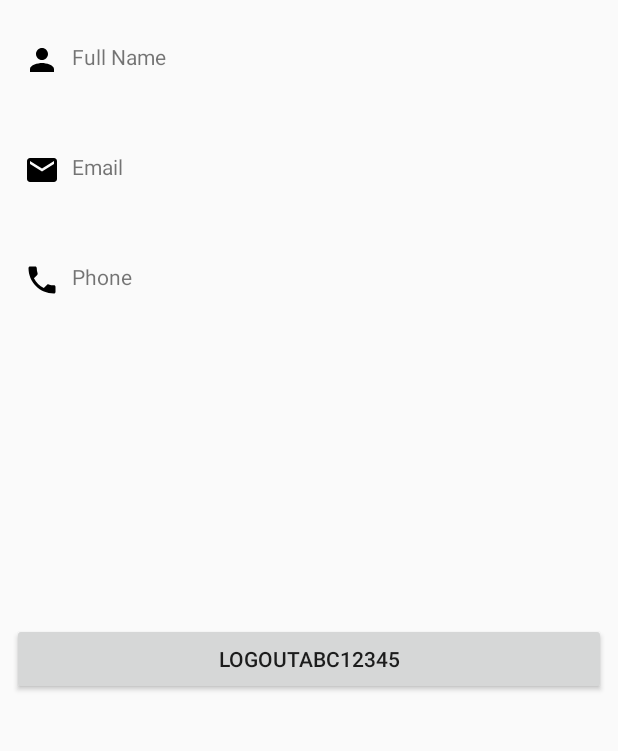
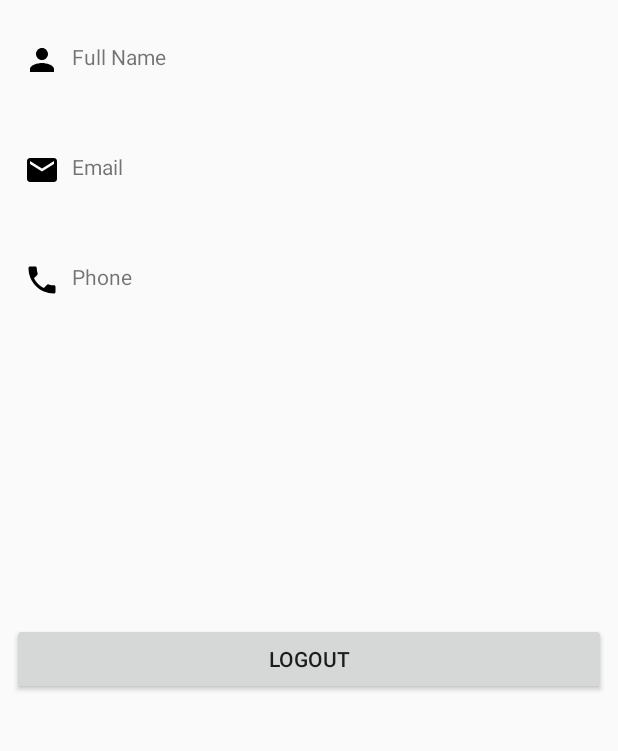
Before and after one commit to sachinghugare/smart-education, an Android app: the screen it shows after launch once a user with an empty profile is signed in (MainActivity), on a phone screen of 412 x 824 dp, the part 367-1118 px from its top. Run offline under Robolectric (Android 15) with nearby library versions, the phone set to English and light mode, and no system bars; our stand-ins replace Firebase (no records; nobody signed in at launch, a user with empty details on screens opened directly), Picasso; Roboto replaces fonts that are not available here.

Commit message:
changed to logout

```diff
--- a/app/src/main/res/layout/activity_main.xml
+++ b/app/src/main/res/layout/activity_main.xml
@@ -15,7 +15,7 @@
         android:layout_marginEnd="8dp"
         android:layout_marginBottom="116dp"
         android:onClick="logout"
-        android:text="Logoutabc12345"
+        android:text="Logout"
         app:layout_constraintBottom_toBottomOf="parent"
         app:layout_constraintEnd_toEndOf="parent"
         app:layout_constraintHorizontal_bias="0.0"
```
